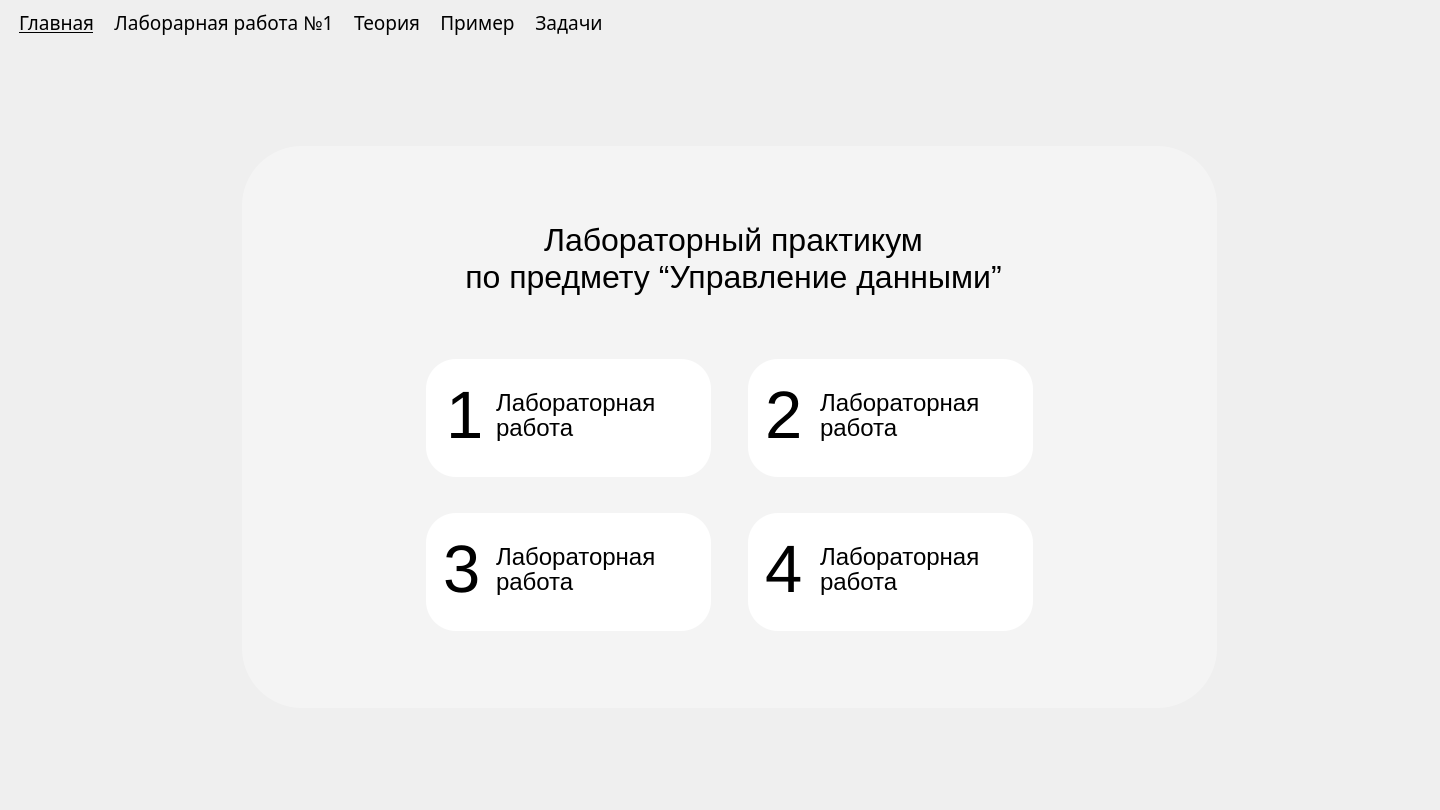
Qt form interface.ui (aleksgov/py_labs) before a commit.
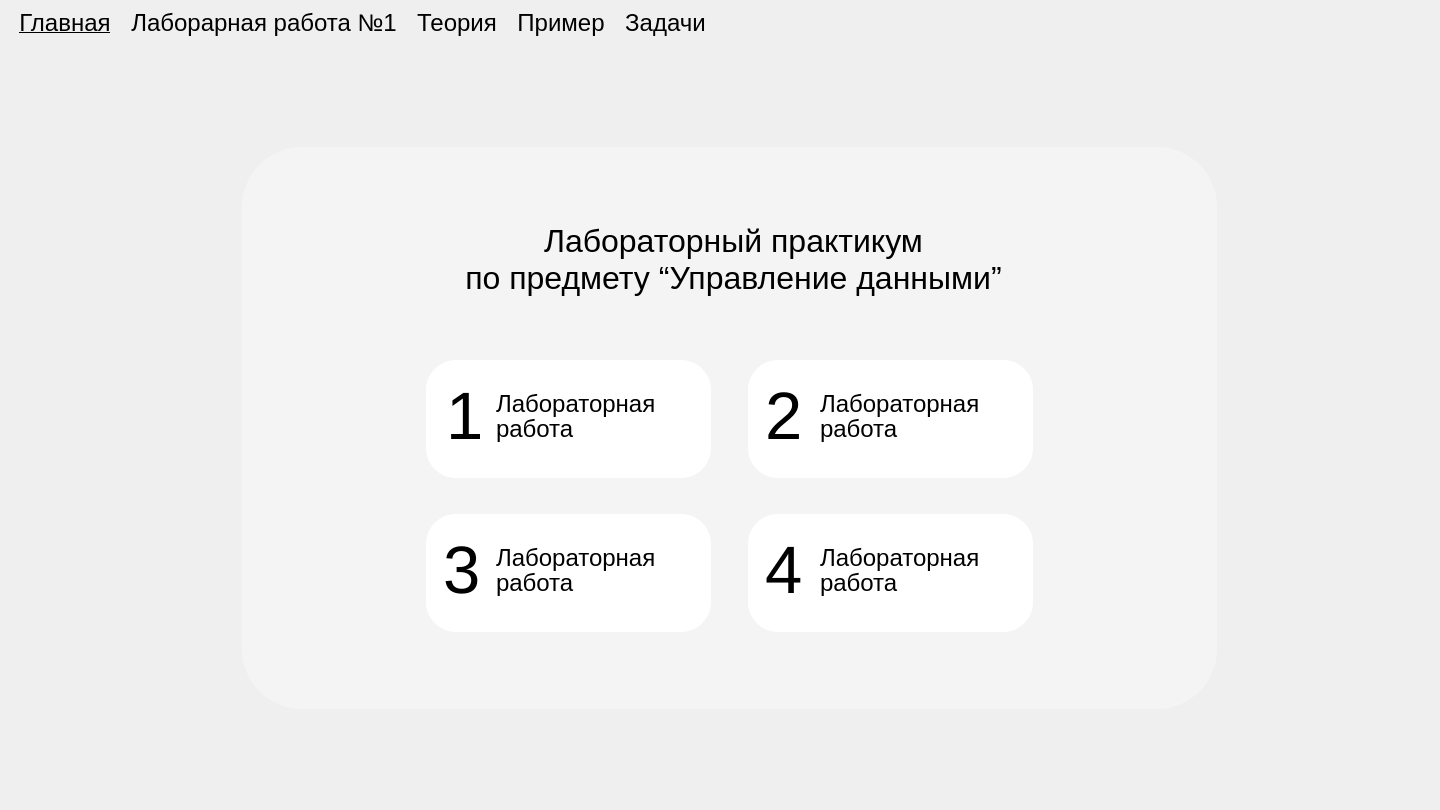
The same form after that commit.

Commit message: fonts sizes correction

Patch:
```diff
--- a/interface.ui
+++ b/interface.ui
@@ -47,12 +47,6 @@
                                 <height>810</height>
                             </size>
                         </property>
-                        <property name="font">
-                            <font>
-                                <family>Century Gothic</family>
-                                <pointsize>14</pointsize>
-                            </font>
-                        </property>
                         <property name="styleSheet">
                             <string notr="true">QTabWidget::pane {
     border: none;
@@ -71,6 +65,11 @@
 }
 QTabBar::tab:!selected {
 	 color: black;
+ }
+ 
+ QTabWidget{
+    font-size: 24px;
+    font-family: 'Century Gothic';         
  }</string>
                         </property>
                         <property name="currentIndex">
@@ -196,7 +195,7 @@
                                             <string notr="true">background-color: transparent;</string>
                                         </property>
                                         <property name="text">
-                                            <string>&lt;html&gt;&lt;head/&gt;&lt;body&gt;&lt;p&gt;&lt;span style=&quot; font-size:50pt; font-family: 'Century Gothic'&quot;&gt;2&lt;/span&gt;&lt;/p&gt;&lt;/body&gt;&lt;/html&gt;</string>
+                                            <string>&lt;html&gt;&lt;head/&gt;&lt;body&gt;&lt;p&gt;&lt;span style=&quot; font-size:67px; font-family: 'Century Gothic'&quot;&gt;2&lt;/span&gt;&lt;/p&gt;&lt;/body&gt;&lt;/html&gt;</string>
                                         </property>
                                     </widget>
                                     <widget class="QLabel" name="label4">
@@ -213,10 +212,10 @@
     &lt;head/&gt;
     &lt;body&gt;
         &lt;p style=&quot;line-height: 90%; margin: 0;&quot;&gt;
-            &lt;span style=&quot;font-size:18pt; font-family: 'Century Gothic';&quot;&gt;Лабораторная&lt;/span&gt;
+            &lt;span style=&quot;font-size:24px; font-family: 'Century Gothic';&quot;&gt;Лабораторная&lt;/span&gt;
         &lt;/p&gt;
         &lt;p style=&quot;line-height: 90%; margin: 0;&quot;&gt;
-            &lt;span style=&quot;font-size:18pt; font-family: 'Century Gothic';&quot;&gt;работа&lt;/span&gt;
+            &lt;span style=&quot;font-size:24px; font-family: 'Century Gothic';&quot;&gt;работа&lt;/span&gt;
         &lt;/p&gt;
     &lt;/body&gt;
 &lt;/html&gt;</string>
@@ -304,7 +303,7 @@
                                             <string notr="true">background-color: transparent;</string>
                                         </property>
                                         <property name="text">
-                                            <string>&lt;html&gt;&lt;head/&gt;&lt;body&gt;&lt;p&gt;&lt;span style=&quot; font-size:50pt; font-family: 'Century Gothic'&quot;&gt;3&lt;/span&gt;&lt;/p&gt;&lt;/body&gt;&lt;/html&gt;</string>
+                                            <string>&lt;html&gt;&lt;head/&gt;&lt;body&gt;&lt;p&gt;&lt;span style=&quot; font-size:67px; font-family: 'Century Gothic'&quot;&gt;3&lt;/span&gt;&lt;/p&gt;&lt;/body&gt;&lt;/html&gt;</string>
                                         </property>
                                     </widget>
                                     <widget class="QLabel" name="label6">
@@ -321,10 +320,10 @@
     &lt;head/&gt;
     &lt;body&gt;
         &lt;p style=&quot;line-height: 90%; margin: 0;&quot;&gt;
-            &lt;span style=&quot;font-size:18pt; font-family: 'Century Gothic';&quot;&gt;Лабораторная&lt;/span&gt;
+            &lt;span style=&quot;font-size:24px; font-family: 'Century Gothic';&quot;&gt;Лабораторная&lt;/span&gt;
         &lt;/p&gt;
         &lt;p style=&quot;line-height: 90%; margin: 0;&quot;&gt;
-            &lt;span style=&quot;font-size:18pt; font-family: 'Century Gothic';&quot;&gt;работа&lt;/span&gt;
+            &lt;span style=&quot;font-size:24px; font-family: 'Century Gothic';&quot;&gt;работа&lt;/span&gt;
         &lt;/p&gt;
     &lt;/body&gt;
 &lt;/html&gt;</string>
@@ -412,7 +411,7 @@
                                             <string notr="true">background-color: transparent;</string>
                                         </property>
                                         <property name="text">
-                                            <string>&lt;html&gt;&lt;head/&gt;&lt;body&gt;&lt;p&gt;&lt;span style=&quot; font-size:50pt; font-family: 'Century Gothic'&quot;&gt;4&lt;/span&gt;&lt;/p&gt;&lt;/body&gt;&lt;/html&gt;</string>
+                                            <string>&lt;html&gt;&lt;head/&gt;&lt;body&gt;&lt;p&gt;&lt;span style=&quot; font-size:67px; font-family: 'Century Gothic'&quot;&gt;4&lt;/span&gt;&lt;/p&gt;&lt;/body&gt;&lt;/html&gt;</string>
                                         </property>
                                     </widget>
                                     <widget class="QLabel" name="label8">
@@ -429,10 +428,10 @@
     &lt;head/&gt;
     &lt;body&gt;
         &lt;p style=&quot;line-height: 90%; margin: 0;&quot;&gt;
-            &lt;span style=&quot;font-size:18pt; font-family: 'Century Gothic';&quot;&gt;Лабораторная&lt;/span&gt;
+            &lt;span style=&quot;font-size:24px; font-family: 'Century Gothic';&quot;&gt;Лабораторная&lt;/span&gt;
         &lt;/p&gt;
         &lt;p style=&quot;line-height: 90%; margin: 0;&quot;&gt;
-            &lt;span style=&quot;font-size:18pt; font-family: 'Century Gothic';&quot;&gt;работа&lt;/span&gt;
+            &lt;span style=&quot;font-size:24px; font-family: 'Century Gothic';&quot;&gt;работа&lt;/span&gt;
         &lt;/p&gt;
     &lt;/body&gt;
 &lt;/html&gt;</string>
@@ -520,7 +519,7 @@
                                             <string notr="true">background-color: transparent;</string>
                                         </property>
                                         <property name="text">
-                                            <string>&lt;html&gt;&lt;head/&gt;&lt;body&gt;&lt;p&gt;&lt;span style=&quot; font-size:50pt; font-family: 'Century Gothic'&quot;&gt;1&lt;/span&gt;&lt;/p&gt;&lt;/body&gt;&lt;/html&gt;</string>
+                                            <string>&lt;html&gt;&lt;head/&gt;&lt;body&gt;&lt;p&gt;&lt;span style=&quot; font-size:67px; font-family: 'Century Gothic'&quot;&gt;1&lt;/span&gt;&lt;/p&gt;&lt;/body&gt;&lt;/html&gt;</string>
                                         </property>
                                     </widget>
                                     <widget class="QLabel" name="label2">
@@ -537,10 +536,10 @@
     &lt;head/&gt;
     &lt;body&gt;
         &lt;p style=&quot;line-height: 90%; margin: 0;&quot;&gt;
-            &lt;span style=&quot;font-size:18pt; font-family: 'Century Gothic';&quot;&gt;Лабораторная&lt;/span&gt;
+            &lt;span style=&quot;font-size:24px; font-family: 'Century Gothic';&quot;&gt;Лабораторная&lt;/span&gt;
         &lt;/p&gt;
         &lt;p style=&quot;line-height: 90%; margin: 0;&quot;&gt;
-            &lt;span style=&quot;font-size:18pt; font-family: 'Century Gothic';&quot;&gt;работа&lt;/span&gt;
+            &lt;span style=&quot;font-size:24px; font-family: 'Century Gothic';&quot;&gt;работа&lt;/span&gt;
         &lt;/p&gt;
     &lt;/body&gt;
 &lt;/html&gt;</string>
@@ -563,9 +562,9 @@
                                         <string>&lt;!DOCTYPE HTML PUBLIC &quot;-//W3C//DTD HTML 4.0//EN&quot; &quot;http://www.w3.org/TR/REC-html40/strict.dtd&quot;&gt;
 &lt;html&gt;&lt;head&gt;&lt;meta name=&quot;qrichtext&quot; content=&quot;1&quot; /&gt;&lt;style type=&quot;text/css&quot;&gt;
 p, li { white-space: pre-wrap; }
-&lt;/style&gt;&lt;/head&gt;&lt;body style=&quot; font-family:'MS Shell Dlg 2'; font-size:8.15094pt; font-weight:400; font-style:normal;&quot;&gt;
-&lt;p align=&quot;center&quot; style=&quot; margin-top:0px; margin-bottom:0px; margin-left:0px; margin-right:0px; -qt-block-indent:0; text-indent:0px;&quot;&gt;&lt;span style=&quot; font-family:'Century Gothic'; font-size:24pt;&quot;&gt;Лабораторный практикум&lt;/span&gt;&lt;/p&gt;
-&lt;p align=&quot;center&quot; style=&quot; margin-top:0px; margin-bottom:0px; margin-left:0px; margin-right:0px; -qt-block-indent:0; text-indent:0px;&quot;&gt;&lt;span style=&quot; font-family:'Century Gothic'; font-size:24pt;&quot;&gt;по предмету “Управление данными”&lt;/span&gt;&lt;/p&gt;&lt;/body&gt;&lt;/html&gt;</string>
+&lt;/style&gt;&lt;/head&gt;&lt;body style=&quot; font-family:'MS Shell Dlg 2'; font-size:11px; font-weight:400; font-style:normal;&quot;&gt;
+&lt;p align=&quot;center&quot; style=&quot; margin-top:0px; margin-bottom:0px; margin-left:0px; margin-right:0px; -qt-block-indent:0; text-indent:0px;&quot;&gt;&lt;span style=&quot; font-family:'Century Gothic'; font-size:32px;&quot;&gt;Лабораторный практикум&lt;/span&gt;&lt;/p&gt;
+&lt;p align=&quot;center&quot; style=&quot; margin-top:0px; margin-bottom:0px; margin-left:0px; margin-right:0px; -qt-block-indent:0; text-indent:0px;&quot;&gt;&lt;span style=&quot; font-family:'Century Gothic'; font-size:32px;&quot;&gt;по предмету “Управление данными”&lt;/span&gt;&lt;/p&gt;&lt;/body&gt;&lt;/html&gt;</string>
                                     </property>
                                 </widget>
                             </widget>
```
Left out of the diff: 11 changed lines with no effect on the pictures. The commit also changes 1 other file.
